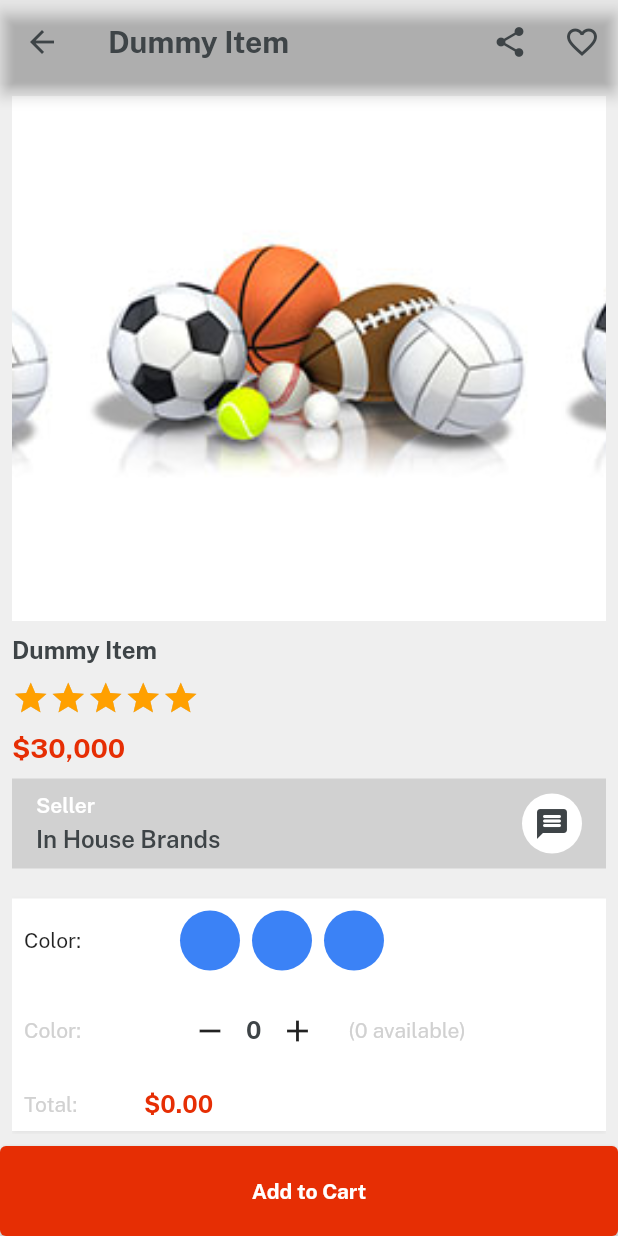
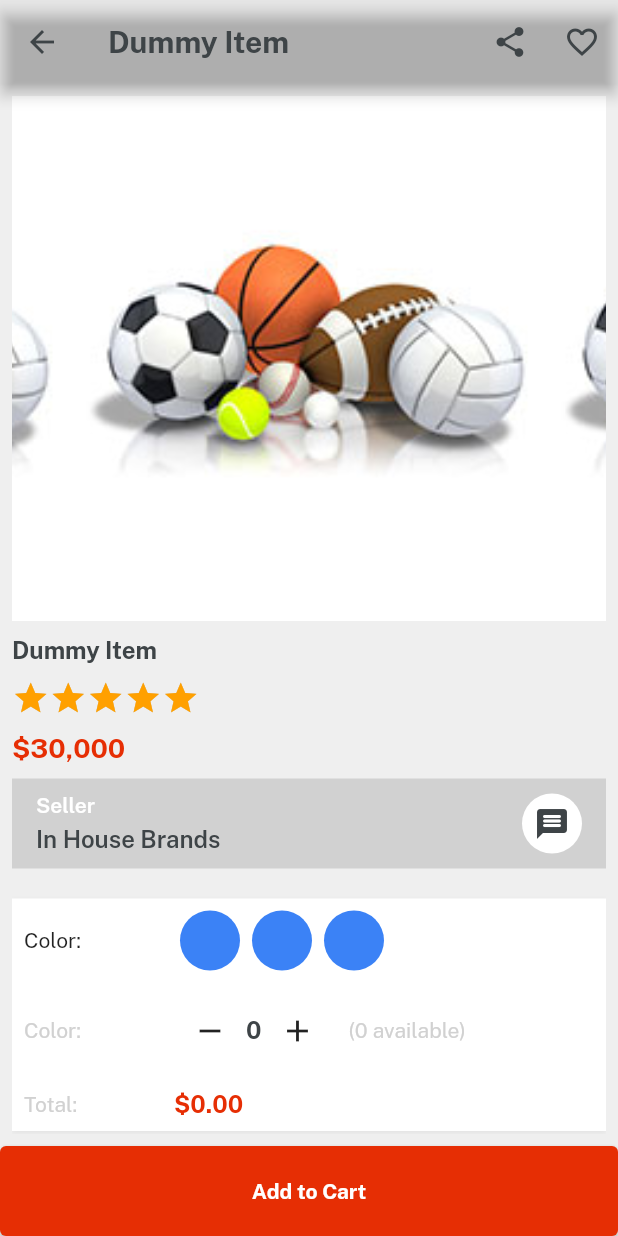
Before and after one commit to arunba1/E-Mart, a Flutter app: the ItemDetails screen opened directly, on a phone screen of 412 x 824 dp. Run offline on Flutter 3.47's test engine with Material 2 defaults, Android fonts, the phone set to English and light mode, and no system bars; drawn by our look-alikes of velocity_x; our stand-ins replace get.

Commit message:
Initial Commit

```diff
--- a/lib/screens/category_screen/item_details.dart
+++ b/lib/screens/category_screen/item_details.dart
@@ -160,7 +160,7 @@ class ItemDetails extends StatelessWidget {
                       Row(
                         children: [
                           SizedBox(
-                            width: 80,
+                            width: 100,
                             child: "Total: ".text.color(textfieldGrey).make(),
                           ),
                           "\$0.00"
```
